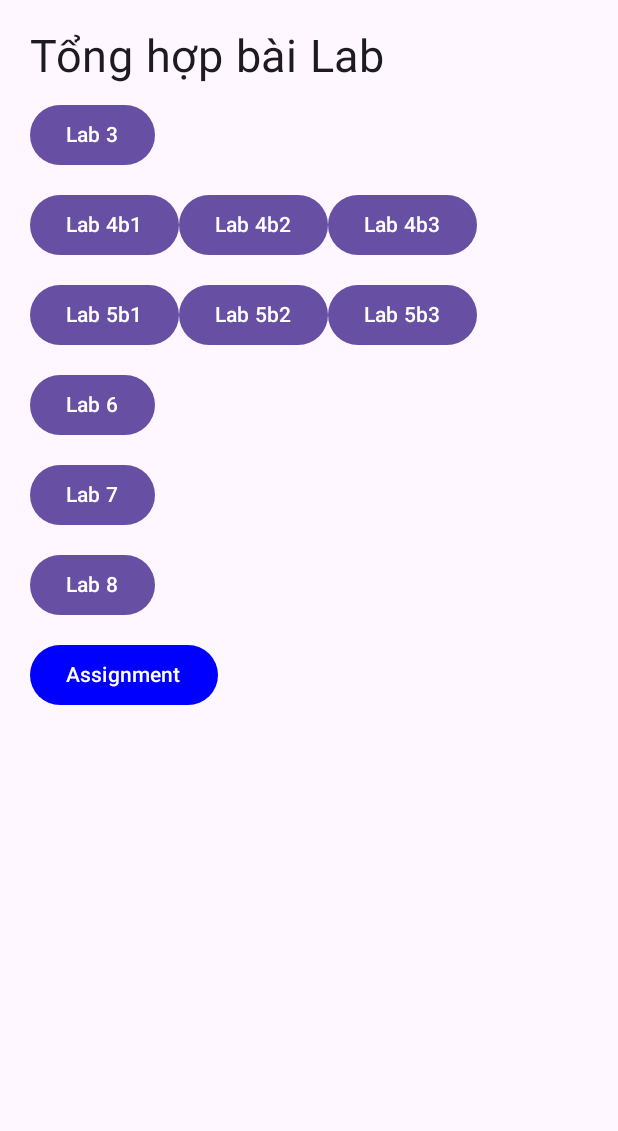
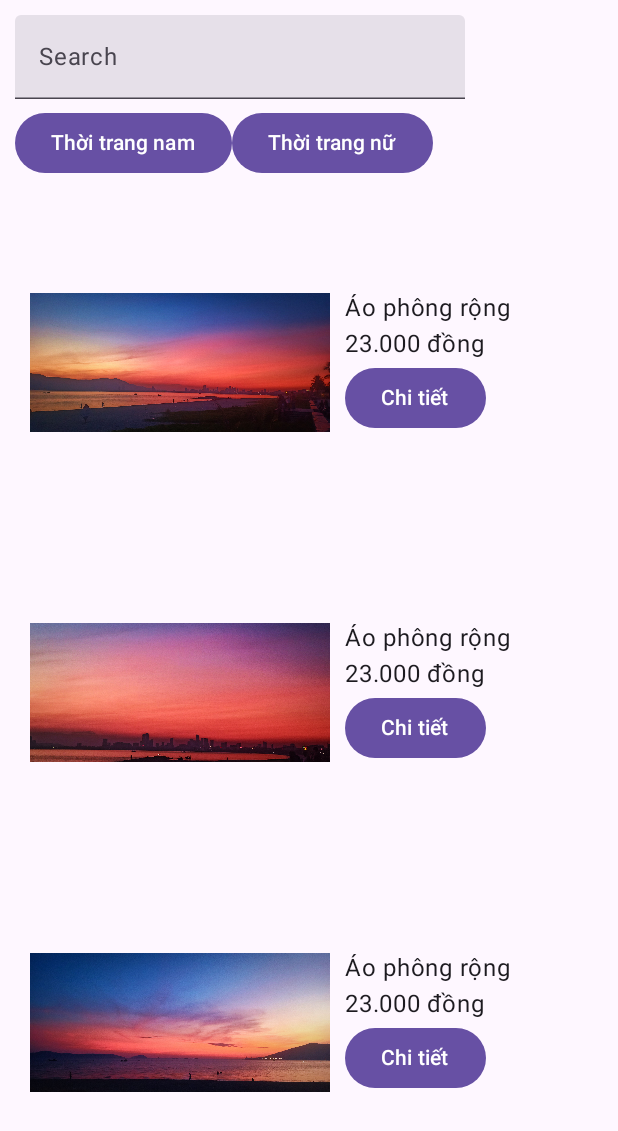
Before and after one commit to QuachHoangBo/PD08480_Kotlin, an Android app built with Jetpack Compose: the screen it shows after launch (MainActivity), on a phone screen of 412 x 824 dp. Shown: the top 1131 px of the screen. Run offline under Robolectric (Android 15) with nearby library versions, the phone set to English and light mode, and no system bars.

Commit message:
assignment

```diff
--- a/app/src/main/java/fpoly/edu/pd08480_kotlin/MainActivity.kt
+++ b/app/src/main/java/fpoly/edu/pd08480_kotlin/MainActivity.kt
@@ -7,7 +7,7 @@ import androidx.compose.foundation.layout.fillMaxSize
 import androidx.compose.material3.MaterialTheme
 import androidx.compose.material3.Surface
 import androidx.compose.ui.Modifier
-import fpoly.edu.pd08480_kotlin.my_app.MyApp
+import fpoly.edu.pd08480_kotlin.my_app.NavigatorScreen
 
 
 class MainActivity : ComponentActivity() {
@@ -19,7 +19,8 @@ class MainActivity : ComponentActivity() {
                     modifier = Modifier.fillMaxSize(),
                     color = MaterialTheme.colorScheme.background
                 ) {
-                    MyApp()
+//                    MyApp()
+                    NavigatorScreen()
                 }
             }
         }
--- /dev/null
+++ b/app/src/main/java/fpoly/edu/pd08480_kotlin/my_app/HomeScreen.kt
@@ -0,0 +1,99 @@
+package fpoly.edu.pd08480_kotlin.my_app
+
+import androidx.compose.foundation.Image
+import androidx.compose.foundation.horizontalScroll
+import androidx.compose.foundation.layout.Arrangement
+import androidx.compose.foundation.layout.Column
+import androidx.compose.foundation.layout.Row
+import androidx.compose.foundation.layout.Spacer
+import androidx.compose.foundation.layout.fillMaxHeight
+import androidx.compose.foundation.layout.fillMaxSize
+import androidx.compose.foundation.layout.fillMaxWidth
+import androidx.compose.foundation.layout.height
+import androidx.compose.foundation.layout.padding
+import androidx.compose.foundation.layout.size
+import androidx.compose.foundation.layout.width
+import androidx.compose.foundation.lazy.LazyColumn
+import androidx.compose.foundation.lazy.items
+import androidx.compose.foundation.rememberScrollState
+import androidx.compose.material3.Button
+import androidx.compose.material3.Text
+import androidx.compose.material3.TextField
+import androidx.compose.runtime.Composable
+import androidx.compose.runtime.getValue
+import androidx.compose.runtime.mutableStateOf
+import androidx.compose.runtime.remember
+import androidx.compose.runtime.setValue
+import androidx.compose.ui.Alignment
+import androidx.compose.ui.Modifier
+import androidx.compose.ui.res.painterResource
+import androidx.compose.ui.tooling.preview.Preview
+import androidx.compose.ui.unit.dp
+import androidx.navigation.NavController
+import androidx.navigation.compose.rememberNavController
+import fpoly.edu.pd08480_kotlin.R
+
+data class ShopModel(val name: String, val image: Int, val price: String)
+val ShopList = mutableListOf<ShopModel>()
+
+@Composable
+fun HomeScreen(navController: NavController){
+    var searchValue by remember {
+        mutableStateOf("")
+    }
+
+    ShopList.add(ShopModel("Áo phông rộng",R.drawable.image1,"23.000 đồng"))
+    ShopList.add(ShopModel("Áo phông rộng",R.drawable.image2,"23.000 đồng"))
+    ShopList.add(ShopModel("Áo phông rộng",R.drawable.image3,"23.000 đồng"))
+
+
+    Column(modifier = Modifier
+        .fillMaxWidth()
+        .fillMaxHeight()
+        .horizontalScroll(rememberScrollState())
+        .padding(10.dp)) {
+        TextField(modifier = Modifier.width(300.dp),value = searchValue, onValueChange = { newSearchValue -> searchValue = newSearchValue }, label = { Text(
+            text = "Search"
+        )} )
+        Spacer(modifier = Modifier.height(5.dp))
+        Row (modifier = Modifier
+            .width(300.dp)
+            .height(50.dp)){
+            Button(onClick = { /*TODO*/ },) {
+                Text(text = "Thời trang nam")
+            }
+            Button(onClick = { /*TODO*/ }) {
+                Text(text = "Thời trang nữ")
+            }
+        }
+        Spacer(modifier = Modifier.height(10.dp))
+        LazyColumn {
+            items(ShopList) {
+                    model -> CardItem(model = model,navController)
+            }
+        }
+
+    }
+
+
+}
+
+@Composable
+fun CardItem(model: ShopModel, navController: NavController){
+    Row(modifier = Modifier.padding(10.dp), verticalAlignment = Alignment.CenterVertically, horizontalArrangement = Arrangement.Center) {
+        Image(painter = painterResource(id = model.image), contentDescription = "Ảnh thời trang", modifier = Modifier.width(200.dp).height(200.dp))
+        Column(modifier = Modifier.fillMaxSize().padding(10.dp)){
+            Text(text = model.name)
+            Text(text = model.price)
+            Button(onClick = { navController.navigate("homescreen") }) {
+                Text(text = "Chi tiết")
+            }
+        }
+    }
+}
+@Preview(showBackground = true, showSystemUi = true)
+@Composable
+fun reviewPage(){
+    val navController = rememberNavController()
+    HomeScreen(navController)
+}
--- /dev/null
+++ b/app/src/main/java/fpoly/edu/pd08480_kotlin/my_app/NavigationScreen.kt
@@ -0,0 +1,17 @@
+package fpoly.edu.pd08480_kotlin.my_app
+
+import androidx.compose.runtime.Composable
+import androidx.navigation.compose.NavHost
+import androidx.navigation.compose.composable
+import androidx.navigation.compose.rememberNavController
+
+@Composable
+fun NavigatorScreen(){
+    val navController = rememberNavController()
+    NavHost(navController = navController, startDestination = "homeScreen" ){
+        // Assignment
+        composable("homescreen"){ HomeScreen(navController = navController) }
+        composable("itemscreen"){ ItemScreen(navController = navController) }
+
+    }
+}
```
Also changed, not shown: app/build.gradle (+4 -6 lines), app/src/main/java/fpoly/edu/pd08480_kotlin/my_app/ItemScreen.kt (added, +35 -0 lines), build.gradle (+12 -2 lines), 1 other file.
